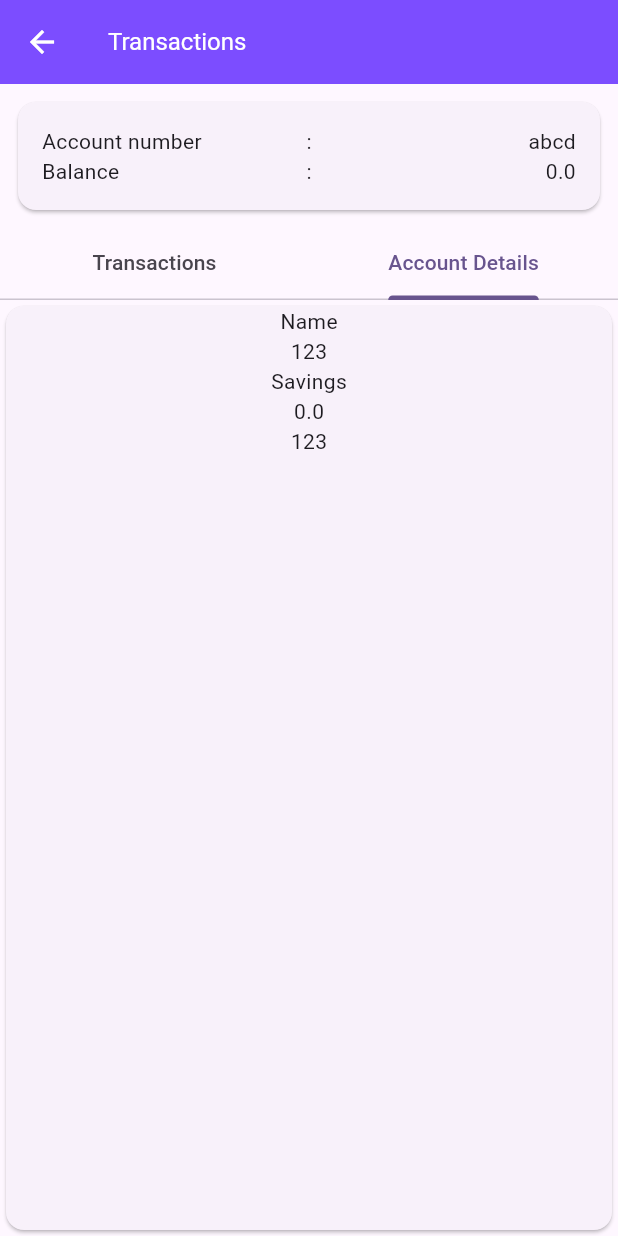
After one commit to pranaykumar-rpk/graphql_flutter, a Flutter app: the TransactionsScreen screen opened by its route, tab 2 chosen, on a phone screen of 412 x 824 dp. The commit adds this screen. Run offline on Flutter 3.47's test engine with Material 3 defaults, Android fonts, the phone set to English and light mode, and no system bars; our stand-ins replace flash, flutter_bloc, freezed_annotation, get, go_router, graphql_flutter and 1 more; network calls fail.

Commit message:
Added transactions

```diff
--- a/lib/global/routing/custom_routing.dart
+++ b/lib/global/routing/custom_routing.dart
@@ -16,7 +16,8 @@ class CustomRouting {
       {dynamic arguments, dynamic pathParams}) {
     //To goto next screen without clearing the stack
     return GoRouter.of(navigatorKey.currentContext!).pushNamed(route,
-        queryParameters: arguments, pathParameters: pathParams);
+        queryParameters: arguments ?? {},
+        pathParameters: (pathParams ?? <String, String>{}));
   }
 
   static Future<void> replaceWithNamed(String route) {
--- a/lib/global/routing/route_config.dart
+++ b/lib/global/routing/route_config.dart
@@ -4,6 +4,8 @@ import 'package:graphql_example/global/routing/routes.dart';
 import 'package:graphql_example/global/runtime_configs.dart';
 import 'package:graphql_example/modules/authentication/views/screens/login.dart';
 import 'package:graphql_example/modules/home/views/screens/home_screen.dart';
+import 'package:graphql_example/modules/home/views/screens/transactions_screen.dart';
+import 'package:graphql_example/modules/home/views/widgets/transaction_list.dart';
 
 final GoRouter router = GoRouter(
   initialLocation: NamedRoutes.login.path,
@@ -16,10 +18,17 @@ final GoRouter router = GoRouter(
       },
     ),
     GoRoute(
-      path: NamedRoutes.home.path,
-      builder: (BuildContext context, GoRouterState state) {
-        return const HomeScreen();
-      },
-    ),
+        path: NamedRoutes.home.path,
+        builder: (BuildContext context, GoRouterState state) {
+          return const HomeScreen();
+        },
+        routes: [
+          GoRoute(
+            path: NamedRoutes.transactions.path,
+            builder: (BuildContext context, GoRouterState state) {
+              return const TransactionsScreen();
+            },
+          ),
+        ]),
   ],
 );
--- a/lib/global/routing/routes.dart
+++ b/lib/global/routing/routes.dart
@@ -1,4 +1,4 @@
-enum NamedRoutes { splash, login, home }
+enum NamedRoutes { splash, login, home, transactions }
 
 extension NamedRoutesData on NamedRoutes {
   String get path {
@@ -9,6 +9,8 @@ extension NamedRoutesData on NamedRoutes {
         return '/login';
       case NamedRoutes.home:
         return '/home';
+      case NamedRoutes.transactions:
+        return 'transactions';
       default:
         return "/home";
     }
--- a/lib/global/styles.dart
+++ b/lib/global/styles.dart
@@ -14,6 +14,7 @@ ThemeData appTheme = ThemeData(
     colorScheme: ColorScheme.fromSeed(seedColor: Colors.deepPurple),
     useMaterial3: true,
     appBarTheme: const AppBarTheme(
+        iconTheme: IconThemeData(color: AppColors.white),
         backgroundColor: AppColors.primary,
         titleTextStyle: TextStyle(color: AppColors.white, fontSize: 16)));
 
--- a/lib/modules/home/views/screens/home_details.dart
+++ b/lib/modules/home/views/screens/home_details.dart
@@ -36,7 +36,7 @@ class _HomeDetailsState extends State<HomeDetails> {
           return Scaffold(
             appBar: AppBar(title: Text(widget.title), actions: [
               IconButton(
-                  icon: const Icon(Icons.refresh),
+                  icon: const Icon(Icons.refresh, color: AppColors.white),
                   onPressed: () {
                     homeController.fetchData();
                   })
--- /dev/null
+++ b/lib/modules/home/views/screens/transactions_screen.dart
@@ -0,0 +1,89 @@
+import 'package:flutter/material.dart';
+import 'package:graphql_example/modules/home/views/screens/account_details.dart';
+import 'package:graphql_example/modules/home/views/widgets/account_transactions.dart';
+import 'package:graphql_example/modules/home/views/widgets/title_value_widget.dart';
+import 'package:graphql_example/modules/home/views/widgets/transaction_list.dart';
+
+class TransactionsScreen extends StatefulWidget {
+  final String? accountNumber;
+  final String? id;
+  final String? accountType;
+  final double? balance;
+  final String? accountHolder;
+  const TransactionsScreen(
+      {super.key,
+      this.accountNumber,
+      this.id,
+      this.accountType,
+      this.balance,
+      this.accountHolder});
+
+  @override
+  State<TransactionsScreen> createState() => _TransactionsScreenState();
+}
+
+class _TransactionsScreenState extends State<TransactionsScreen> {
+  @override
+  Widget build(BuildContext context) {
+    return Scaffold(
+        appBar: AppBar(
+          title: const Text("Transactions"),
+        ),
+        body: Column(
+          children: [
+            Padding(
+              padding: const EdgeInsets.all(8.0),
+              child: Card(
+                child: Padding(
+                  padding: const EdgeInsets.all(16.0),
+                  child: Column(
+                    children: [
+                      TitleValueWidget(
+                          title: 'Account number',
+                          value: widget.accountNumber ?? 'abcd'),
+                      TitleValueWidget(
+                          title: 'Balance',
+                          value: (widget.balance ?? 0).toString())
+                    ],
+                  ),
+                ),
+              ),
+            ),
+            Expanded(
+              child: DefaultTabController(
+                  length: 2,
+                  child: Column(
+                    children: [
+                      const TabBar(
+                        tabs: [
+                          Tab(
+                            text: "Transactions",
+                          ),
+                          Tab(
+                            text: "Account Details",
+                          )
+                        ],
+                      ),
+                      Expanded(
+                        child: TabBarView(children: [
+                          const AccountTransactions(),
+                          Card(
+                            child: Column(
+                              children: [
+                                Text(widget.accountHolder ?? 'Name'),
+                                Text(widget.accountNumber ?? '123'),
+                                Text(widget.accountType ?? 'Savings'),
+                                Text((widget.balance ?? 0).toString()),
+                                Text(widget.id ?? '123')
+                              ],
+                            ),
+                          )
+                        ]),
+                      )
+                    ],
+                  )),
+            ),
+          ],
+        ));
+  }
+}
```
Also changed, not shown: lib/modules/home/controllers/home_controller.dart (+47 -0 lines), lib/modules/home/repositories/home_repository.dart (+49 -0 lines), lib/modules/home/views/screens/account_details.dart (+72 -2 lines), lib/modules/home/views/widgets/account_transactions.dart (added, +46 -0 lines).
